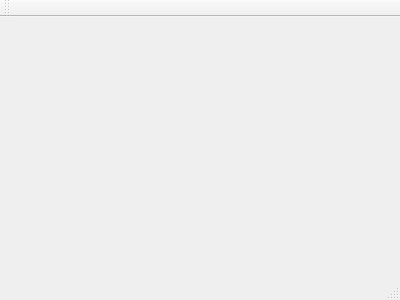
The window that mainwindow.ui (LebGes/TestTree) describes before a commit, drawn with Qt 5.
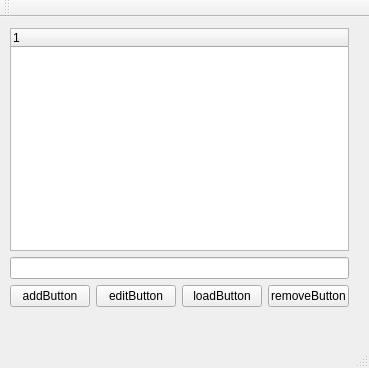
The same window after the commit.

```diff
--- a/mainwindow.ui
+++ b/mainwindow.ui
@@ -1,24 +1,99 @@
 <ui version="4.0">
  <class>MainWindow</class>
- <widget class="QMainWindow" name="MainWindow" >
-  <property name="geometry" >
+ <widget class="QMainWindow" name="MainWindow">
+  <property name="geometry">
    <rect>
     <x>0</x>
     <y>0</y>
-    <width>400</width>
-    <height>300</height>
+    <width>369</width>
+    <height>368</height>
    </rect>
   </property>
   <property name="windowTitle" >
    <string>MainWindow</string>
   </property>
-  <widget class="QMenuBar" name="menuBar" />
-  <widget class="QToolBar" name="mainToolBar" />
-  <widget class="QWidget" name="centralWidget" />
-  <widget class="QStatusBar" name="statusBar" />
+  <widget class="QWidget" name="centralWidget">
+   <widget class="QWidget" name="gridWidget" native="true">
+    <property name="geometry">
+     <rect>
+      <x>-1</x>
+      <y>0</y>
+      <width>361</width>
+      <height>301</height>
+     </rect>
+    </property>
+    <layout class="QGridLayout" name="gridLayout">
+     <item row="3" column="0">
+      <widget class="QPushButton" name="addButton">
+       <property name="text">
+        <string>addButton</string>
+       </property>
+      </widget>
+     </item>
+     <item row="3" column="1">
+      <widget class="QPushButton" name="editButton">
+       <property name="text">
+        <string>editButton</string>
+       </property>
+      </widget>
+     </item>
+     <item row="3" column="2">
+      <widget class="QPushButton" name="loadButton">
+       <property name="text">
+        <string>loadButton</string>
+       </property>
+      </widget>
+     </item>
+     <item row="3" column="3">
+      <widget class="QPushButton" name="removeButton">
+       <property name="text">
+        <string>removeButton</string>
+       </property>
+      </widget>
+     </item>
+     <item row="2" column="0" colspan="4">
+      <widget class="QLineEdit" name="lineEdit">
+       <property name="sizeIncrement">
+        <size>
+         <width>9</width>
+         <height>3</height>
+        </size>
+       </property>
+      </widget>
+     </item>
+     <item row="1" column="0" colspan="4">
+      <widget class="QTreeWidget" name="treeWidget">
+       <column>
+        <property name="text">
+         <string notr="true">1</string>
+        </property>
+       </column>
+      </widget>
+     </item>
+    </layout>
+   </widget>
+  </widget>
+  <widget class="QToolBar" name="mainToolBar">
+   <attribute name="toolBarArea">
+    <enum>TopToolBarArea</enum>
+   </attribute>
+   <attribute name="toolBarBreak">
+    <bool>false</bool>
+   </attribute>
+  </widget>
+  <widget class="QStatusBar" name="statusBar"/>
+  <widget class="QMenuBar" name="menuBar">
+   <property name="geometry">
+    <rect>
+     <x>0</x>
+     <y>0</y>
+     <width>369</width>
+     <height>20</height>
+    </rect>
+   </property>
+  </widget>
  </widget>
- <layoutDefault spacing="6" margin="11" />
- <pixmapfunction></pixmapfunction>
+ <layoutdefault spacing="6" margin="11"/>
  <resources/>
  <connections/>
 </ui>
```
Left out of the diff: 3 changed lines with no effect on the pictures.
